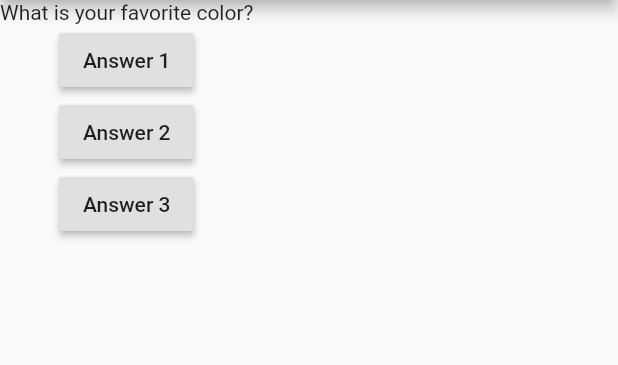
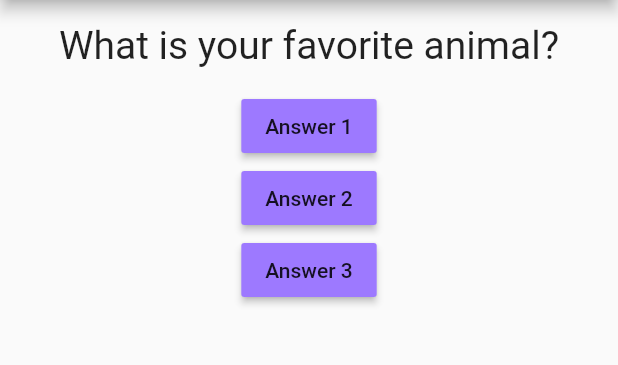
Before and after one commit to mmarolin/quiz-app-flutter, a Flutter app: the screen it shows after launch, after a tap on "Answer 1", on a phone screen of 412 x 824 dp, the part 84-449 px from its top. Run offline on Flutter 3.47's test engine with Material 2 defaults, Android fonts, the phone set to English and light mode, and no system bars.

Commit message:
created questions widget in another file, styling a little

```diff
--- a/lib/main.dart
+++ b/lib/main.dart
@@ -1,22 +1,28 @@
 import 'package:flutter/material.dart';
+
+import './question.dart';
 
 void main() => runApp(MyApp());
 
 class MyApp extends StatefulWidget {
   @override
   State<StatefulWidget> createState() {
-    return MyAppState();
+    return _MyAppState();
   }
 }
 
-class MyAppState extends State<MyApp> {
-  var questionIndex = 0;
+class _MyAppState extends State<MyApp> {
+  var _questionIndex = 0;
 
-  void answerQuestion() {
+  void _answerQuestion() {
     setState(() {
-      questionIndex += 1;
+      if (_questionIndex < 1) {
+        _questionIndex += 1;
+      } else {
+        return;
+      }
     });
-    print(questionIndex);
+    print(_questionIndex);
   }
 
   @override
@@ -24,6 +30,10 @@ class MyAppState extends State<MyApp> {
     var questions = [
       'What is your favorite color?',
       'What is your favorite animal?'
+    ];
+    var answers = [
+      ['Orange', 'Red', 'Black'],
+      ['Giraffe', 'Elephant', 'Dog'],
     ];
 
     return MaterialApp(
@@ -34,21 +44,23 @@ class MyAppState extends State<MyApp> {
         ),
         body: Column(
           children: <Widget>[
-            Text(questions[questionIndex]),
+            Question(
+              questions[_questionIndex],
+            ),
             RaisedButton(
               child: Text('Answer 1'),
-              onPressed: () => print('Answer 1 chosen!'),
+              onPressed: _answerQuestion,
+              color: Color.fromARGB(255, 157, 121, 255),
             ),
             RaisedButton(
               child: Text('Answer 2'),
-              onPressed: () {
-                //...
-                print('Answer 2 chosen!');
-              },
+              onPressed: _answerQuestion,
+              color: Color.fromARGB(255, 157, 121, 255),
             ),
             RaisedButton(
               child: Text('Answer 3'),
-              onPressed: answerQuestion,
+              onPressed: _answerQuestion,
+              color: Color.fromARGB(255, 157, 121, 255),
             ),
           ],
         ),
--- /dev/null
+++ b/lib/question.dart
@@ -0,0 +1,20 @@
+import 'package:flutter/material.dart';
+
+class Question extends StatelessWidget {
+  final String questionText;
+
+  Question(this.questionText);
+
+  @override
+  Widget build(BuildContext context) {
+    return Container(
+      width: double.infinity,
+      margin: EdgeInsets.all(15),
+      child: Text(
+        questionText,
+        style: TextStyle(fontSize: 26),
+        textAlign: TextAlign.center,
+      ),
+    );
+  }
+}
```
